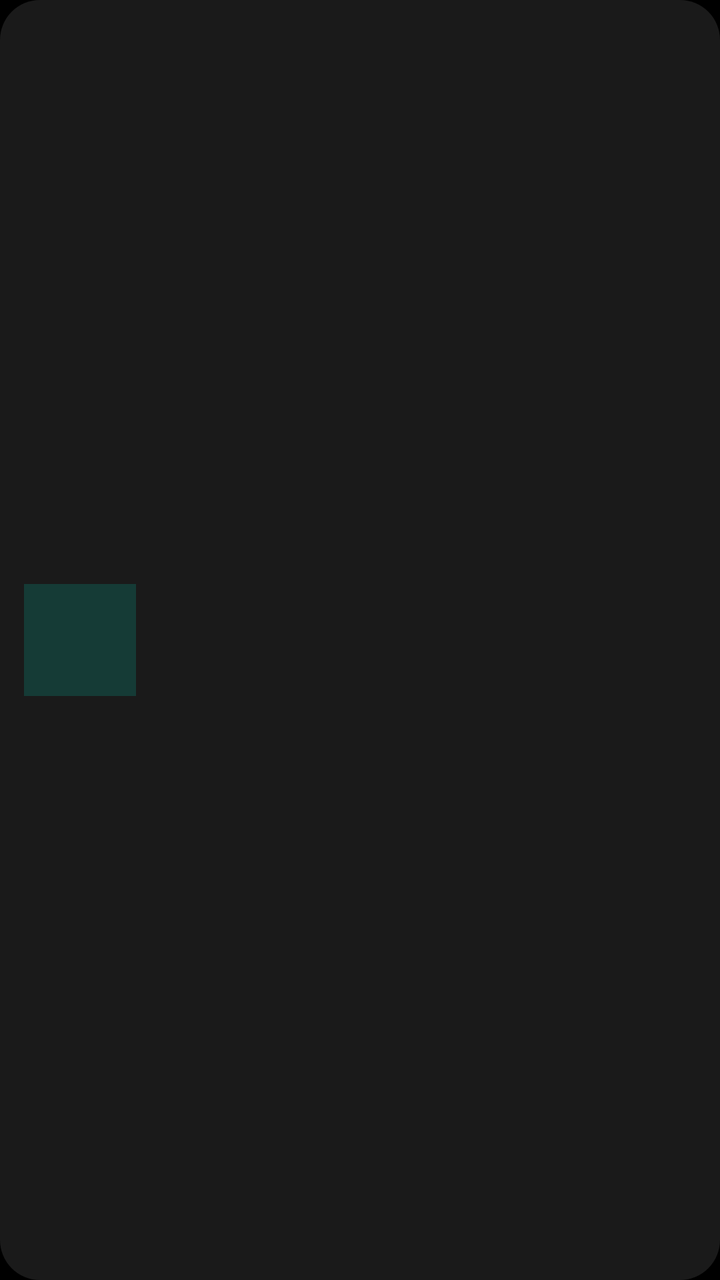
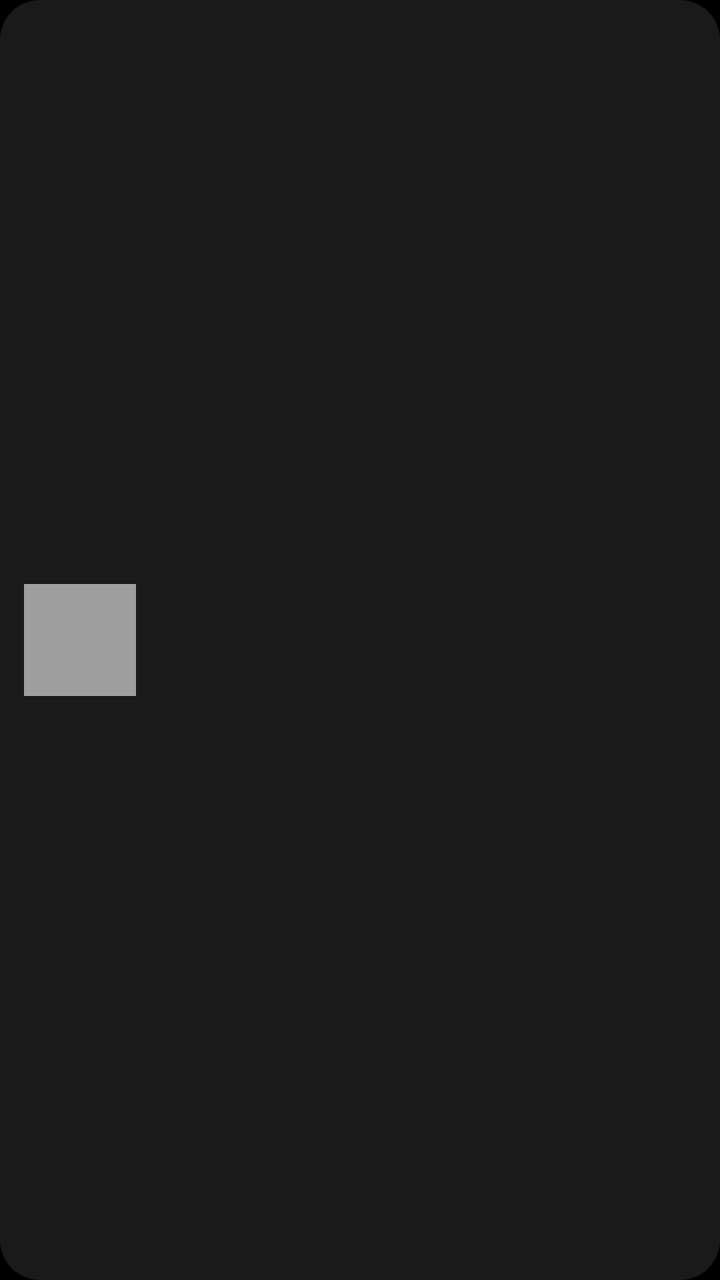

The first picture is an Android layout as it rendered before a commit; the second is the same layout after the commit. The layout source and the unified diff follow.
<!-- AndroidManifest.xml: application theme Theme.QuietSentry -->
<!-- res/layout/item_device.xml -->
<?xml version="1.0" encoding="utf-8"?>
<LinearLayout xmlns:android="http://schemas.android.com/apk/res/android"
    android:layout_width="match_parent"
    android:layout_height="wrap_content"
    android:layout_marginBottom="@dimen/qs_space_16"
    android:background="@drawable/qs_card_bg"
    android:clickable="true"
    android:focusable="true"
    android:gravity="center_vertical"
    android:orientation="horizontal"
    android:padding="12dp">

    
    <FrameLayout
        android:layout_width="wrap_content"
        android:layout_height="wrap_content">

        <ImageView
            android:id="@+id/device_thumb"
            android:layout_width="56dp"
            android:layout_height="56dp"
            android:contentDescription="@string/device_thumb_desc"
            android:scaleType="centerCrop"
            android:visibility="gone" />

        
        <TextView
            android:id="@+id/device_cover"
            android:layout_width="wrap_content"
            android:layout_height="wrap_content"
            android:background="@color/qs_accent_soft"
            android:gravity="center"
            android:minWidth="56dp"
            android:minHeight="56dp"
            android:paddingStart="8dp"
            android:paddingEnd="8dp"
            android:textColor="@color/qs_text"
            android:textSize="@dimen/qs_text_title" />
    </FrameLayout>

    <LinearLayout
        android:layout_width="0dp"
        android:layout_height="wrap_content"
        android:layout_weight="1"
        android:orientation="vertical"
        android:paddingStart="12dp"
        android:paddingEnd="8dp">

        <TextView
            android:id="@+id/device_name"
            android:layout_width="match_parent"
            android:layout_height="wrap_content"
            android:ellipsize="end"
            android:maxLines="1"
            android:textColor="@color/qs_text"
            android:textSize="@dimen/qs_text_body" />

        <TextView
            android:id="@+id/device_meta"
            android:layout_width="match_parent"
            android:layout_height="wrap_content"
            android:layout_marginTop="2dp"
            android:textColor="@color/qs_text_muted"
            android:textSize="@dimen/qs_text_caption" />

        <TextView
            android:id="@+id/device_detail"
            android:layout_width="match_parent"
            android:layout_height="wrap_content"
            android:layout_marginTop="6dp"
            android:textColor="@color/qs_inline_text_70"
            android:textSize="@dimen/qs_text_caption" />
    </LinearLayout>

    <TextView
        android:id="@+id/device_state"
        android:layout_width="wrap_content"
        android:layout_height="wrap_content"
        android:textSize="@dimen/qs_text_status" />
</LinearLayout>
<!-- resources referenced by this layout -->
<resources>
  <color name="qs_accent_soft">#3300BFA6</color>
  <color name="qs_inline_text_70">#B3FFFFFF</color>
  <color name="qs_text">#FFFFFFFF</color>
  <color name="qs_text_muted">#99FFFFFF</color>
  <dimen name="qs_space_16">16dp</dimen>
  <dimen name="qs_text_body">15sp</dimen>
  <dimen name="qs_text_caption">12sp</dimen>
  <dimen name="qs_text_status">13sp</dimen>
  <dimen name="qs_text_title">20sp</dimen>
  <!-- drawable qs_card_bg (drawable) -->
  <?xml version="1.0" encoding="utf-8"?>
  <shape xmlns:android="http://schemas.android.com/apk/res/android" android:shape="rectangle">
      <solid android:color="@color/qs_surface" />
      <corners android:radius="@dimen/qs_radius_card" />
  </shape>
  <string name="device_thumb_desc">设备画面缩略图</string>
  <style name="Theme.QuietSentry" parent="Theme.AppCompat.NoActionBar">
          <item name="android:windowBackground">@android:color/black</item>
          <item name="android:statusBarColor">@android:color/black</item>
          <item name="android:navigationBarColor">@android:color/black</item>
          
          <item name="android:windowAnimationStyle">@style/QsWindowAnim</item>
      </style>
  <color name="qs_surface">#1AFFFFFF</color>
  <dimen name="qs_radius_card">20dp</dimen>
  <style name="QsWindowAnim">
          <item name="android:windowEnterAnimation">@anim/fade_slide_in</item>
          <item name="android:windowExitAnimation">@anim/fade_out</item>
      </style>
</resources>

<!-- the commit's change to res/layout/item_device.xml (unified diff, before → after) -->
@@ -1,9 +1,10 @@
 <?xml version="1.0" encoding="utf-8"?>
 <LinearLayout xmlns:android="http://schemas.android.com/apk/res/android"
+    style="@style/Widget.QuietSentry.DeviceCard"
     android:layout_width="match_parent"
     android:layout_height="wrap_content"
     android:layout_marginBottom="@dimen/qs_space_16"
-    android:background="@drawable/qs_card_bg"
+    android:background="@drawable/comp_shape_card"
     android:clickable="true"
     android:focusable="true"
     android:gravity="center_vertical"
@@ -19,7 +20,7 @@
             android:id="@+id/device_thumb"
             android:layout_width="56dp"
             android:layout_height="56dp"
-            android:contentDescription="@string/device_thumb_desc"
+            android:importantForAccessibility="no"
             android:scaleType="centerCrop"
             android:visibility="gone" />
 
@@ -28,7 +29,7 @@
             android:id="@+id/device_cover"
             android:layout_width="wrap_content"
             android:layout_height="wrap_content"
-            android:background="@color/qs_accent_soft"
+            android:background="@color/qs_idle"
             android:gravity="center"
             android:minWidth="56dp"
             android:minHeight="56dp"
<!-- resource entries referenced after the edit -->
@@ -1,6 +1,6 @@
 <!-- resources referenced by this layout -->
 <resources>
-  <color name="qs_accent_soft">#3300BFA6</color>
+  <color name="qs_idle">#FF9E9E9E</color>
   <color name="qs_inline_text_70">#B3FFFFFF</color>
   <color name="qs_text">#FFFFFFFF</color>
   <color name="qs_text_muted">#99FFFFFF</color>
@@ -9,13 +9,14 @@
   <dimen name="qs_text_caption">12sp</dimen>
   <dimen name="qs_text_status">13sp</dimen>
   <dimen name="qs_text_title">20sp</dimen>
-  <!-- drawable qs_card_bg (drawable) -->
+  <!-- drawable comp_shape_card (drawable) -->
   <?xml version="1.0" encoding="utf-8"?>
-  <shape xmlns:android="http://schemas.android.com/apk/res/android" android:shape="rectangle">
+  <shape xmlns:android="http://schemas.android.com/apk/res/android"
+      android:shape="rectangle">
       <solid android:color="@color/qs_surface" />
       <corners android:radius="@dimen/qs_radius_card" />
   </shape>
-  <string name="device_thumb_desc">设备画面缩略图</string>
+  <style name="Widget.QuietSentry.DeviceCard" parent="Widget.QuietSentry.StatusCard" />
   <style name="Theme.QuietSentry" parent="Theme.AppCompat.NoActionBar">
           <item name="android:windowBackground">@android:color/black</item>
           <item name="android:statusBarColor">@android:color/black</item>
@@ -25,6 +26,10 @@
       </style>
   <color name="qs_surface">#1AFFFFFF</color>
   <dimen name="qs_radius_card">20dp</dimen>
+  <style name="Widget.QuietSentry.StatusCard">
+          <item name="android:background">@drawable/comp_shape_card</item>
+          <item name="android:padding">@dimen/qs_space_16</item>
+      </style>
   <style name="QsWindowAnim">
           <item name="android:windowEnterAnimation">@anim/fade_slide_in</item>
           <item name="android:windowExitAnimation">@anim/fade_out</item>
